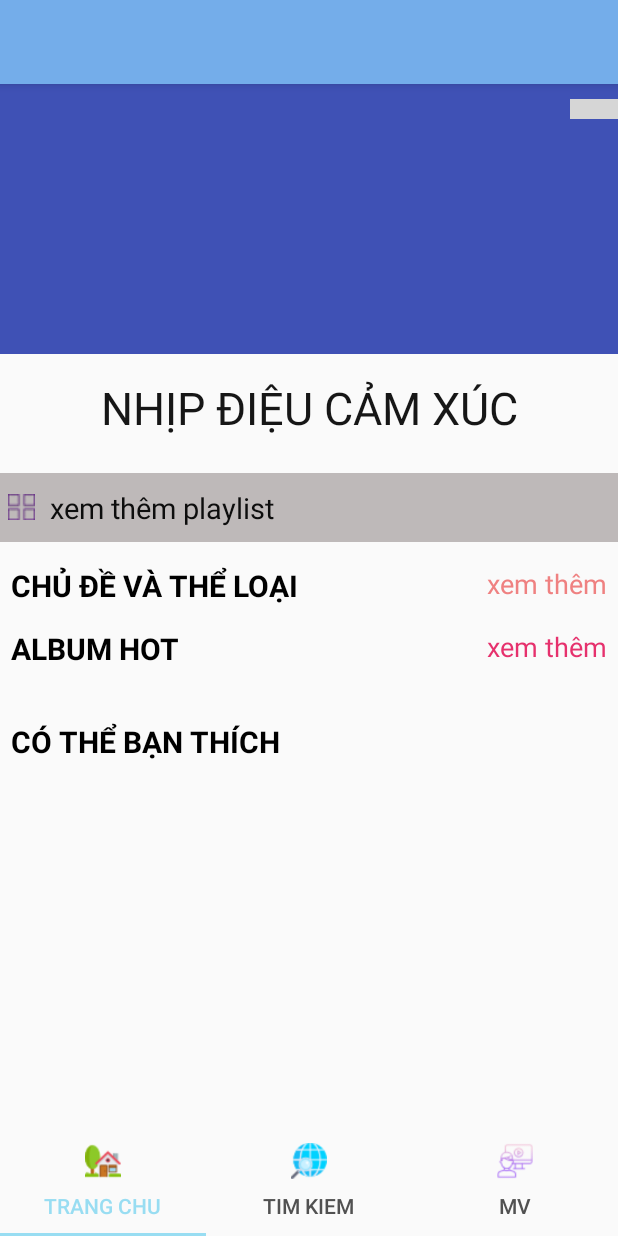
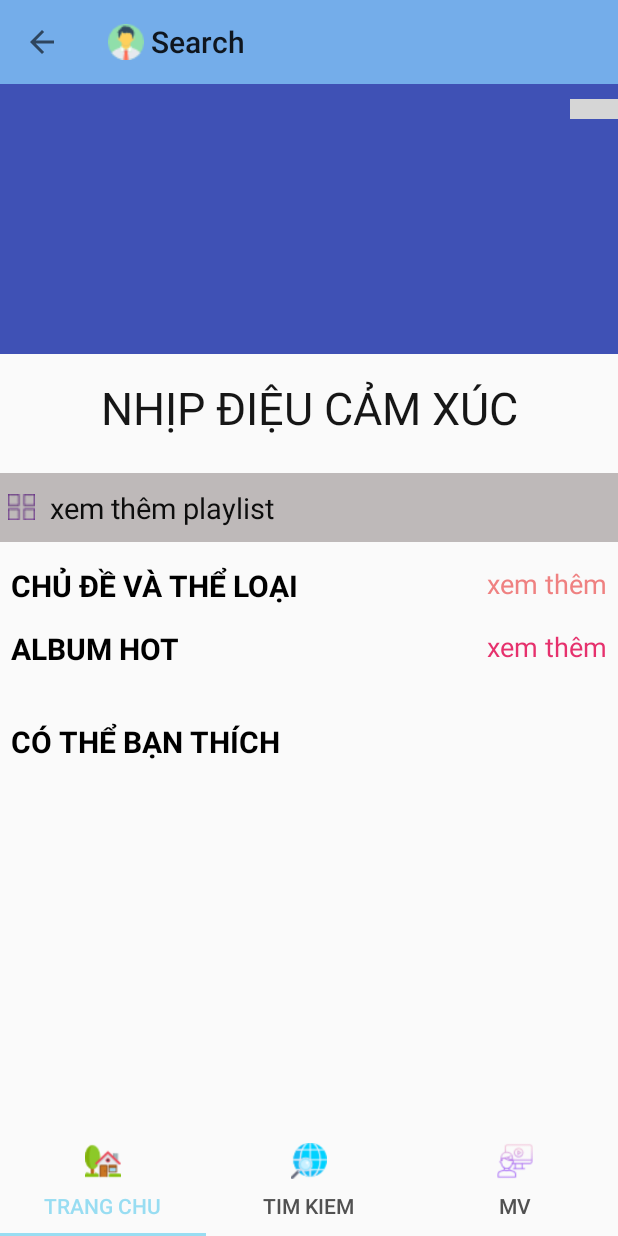
Before and after one commit to badaovz/App-Music, an Android app: the screen it shows after launch (MainActivity), on a phone screen of 412 x 824 dp. Run offline under Robolectric (Android 15) with nearby library versions, the phone set to English and light mode, and no system bars; our stand-ins replace Picasso, Volley; libraries missing offline, so code that uses them is left out: me.relex.circleindicator; plain views replace CircleIndicator; pictures from the network do not load; 1 statement that could not run was skipped; grey boxes are pictures that could not be loaded.

Commit message:
up search

```diff
--- a/app/src/main/java/com/example/datvl/testcn/Activity/MainActivity.java
+++ b/app/src/main/java/com/example/datvl/testcn/Activity/MainActivity.java
@@ -4,6 +4,9 @@ import android.support.design.widget.TabLayout;
 import android.support.v4.view.ViewPager;
 import android.support.v7.app.AppCompatActivity;
 import android.os.Bundle;
+import android.support.v7.widget.Toolbar;
+import android.view.Menu;
+import android.view.View;
 
 import com.example.datvl.testcn.Adapter.MainViewPagerAdapter;
 import com.example.datvl.testcn.Fragment.Fragment_Mv;
@@ -18,6 +21,7 @@ public class MainActivity extends AppCompatActivity {
 
     ViewPager viewPager;
     TabLayout tabLayout;
+    Toolbar toolbar;
 
     @Override
     protected void onCreate(Bundle savedInstanceState) {
@@ -25,12 +29,29 @@ public class MainActivity extends AppCompatActivity {
         setContentView(R.layout.activity_main);
 
         anhxa();
+        init();
 
-        init();
+        toolbar.setTitle(" Search");
+        setSupportActionBar(toolbar);
+        getSupportActionBar().setDisplayHomeAsUpEnabled(true);
+        toolbar.setLogo(R.drawable.user);
+        toolbar.setNavigationOnClickListener(new View.OnClickListener() {
+            @Override
+            public void onClick(View view) {
+                finish();
+            }
+        });
+
+
+    }
+
+    @Override
+    public boolean onCreateOptionsMenu(Menu menus) {
+        getMenuInflater().inflate(R.menu.search_main, menus);
+        return super.onCreateOptionsMenu(menus);
     }
 
     private void init() {
-
         MainViewPagerAdapter mainViewPagerAdapter = new MainViewPagerAdapter(getSupportFragmentManager());
         mainViewPagerAdapter.addFragment(new Fragment_Trang_Chu(), "Trang Chu");
         mainViewPagerAdapter.addFragment(new Fragment_Tim_Kiem(), "Tim Kiem");
@@ -45,6 +66,7 @@ public class MainActivity extends AppCompatActivity {
     private void anhxa() {
         viewPager = findViewById(R.id.myViewPager);
         tabLayout = findViewById(R.id.myTabLayout);
+        toolbar   = findViewById(R.id.tbtimkiem);
 
     }
 
--- a/app/src/main/res/layout/activity_main.xml
+++ b/app/src/main/res/layout/activity_main.xml
@@ -7,17 +7,19 @@
     android:orientation="vertical"
     android:layout_height="match_parent"
     tools:context=".Activity.MainActivity">
-    <android.support.design.widget.AppBarLayout
-        android:id="@+id/abltimkiem"
-        android:background="#74adea"
-        android:layout_width="match_parent"
-        android:layout_height="wrap_content">
-        <android.support.v7.widget.Toolbar
-            android:id="@+id/tbtimkiem"
-            android:layout_width="match_parent"
-            android:layout_height="?attr/actionBarSize"></android.support.v7.widget.Toolbar>
 
-    </android.support.design.widget.AppBarLayout>
+    <include layout="@layout/toolbar_layout"/>
+    <!--<android.support.design.widget.AppBarLayout-->
+        <!--android:id="@+id/abltimkiem"-->
+        <!--android:background="#74adea"-->
+        <!--android:layout_width="match_parent"-->
+        <!--android:layout_height="wrap_content">-->
+        <!--<android.support.v7.widget.Toolbar-->
+            <!--android:id="@+id/tbtimkiem"-->
+            <!--android:layout_width="match_parent"-->
+            <!--android:layout_height="?attr/actionBarSize"></android.support.v7.widget.Toolbar>-->
+
+    <!--</android.support.design.widget.AppBarLayout>-->
 
     <android.support.v4.view.ViewPager
         android:id="@+id/myViewPager"
--- /dev/null
+++ b/app/src/main/res/layout/toolbar_layout.xml
@@ -0,0 +1,9 @@
+<?xml version="1.0" encoding="utf-8"?>
+<android.support.v7.widget.Toolbar xmlns:android="http://schemas.android.com/apk/res/android"
+    android:id="@+id/tbtimkiem"
+    android:background="#74adea"
+    android:layout_width="match_parent"
+    android:layout_height="?attr/actionBarSize"
+    >
+
+</android.support.v7.widget.Toolbar>
--- /dev/null
+++ b/app/src/main/res/menu/search_main.xml
@@ -0,0 +1,11 @@
+<?xml version="1.0" encoding="utf-8"?>
+<menu xmlns:android="http://schemas.android.com/apk/res/android"
+    xmlns:app="http://schemas.android.com/apk/res-auto">
+    xmlns:app="http://schemas.android.com/apk/res-auto"
+    <item android:title="Searchs"
+        android:id="@+id/menu_searchm"
+        android:icon="@drawable/icontimkiem"
+        app:showAsAction="ifRoom|collapseActionView"
+        app:actionViewClass="android.support.v7.widget.SearchView"/>
+
+</menu>
```
Also changed, not shown: app/src/main/res/drawable-v24/user.png (added), app/src/main/res/drawable/user.png (added).
